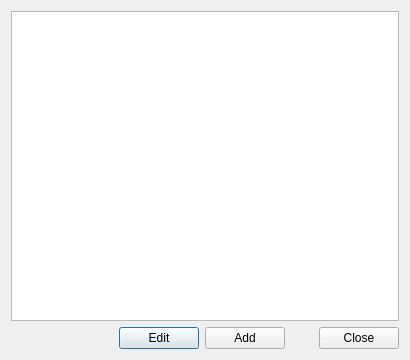
This is viewfishdialog.ui in mansieber/forg as Qt 5 draws it before an edit. The edited form follows.
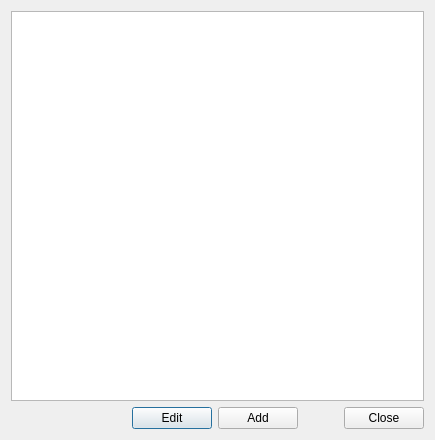
This is the edited form.

Commit message: Table view layouts modified

```diff
--- a/viewfishdialog.ui
+++ b/viewfishdialog.ui
@@ -6,8 +6,8 @@
    <rect>
     <x>0</x>
     <y>0</y>
-    <width>410</width>
-    <height>360</height>
+    <width>435</width>
+    <height>440</height>
    </rect>
   </property>
   <property name="sizePolicy">
```
The commit also changes 7 other files.
